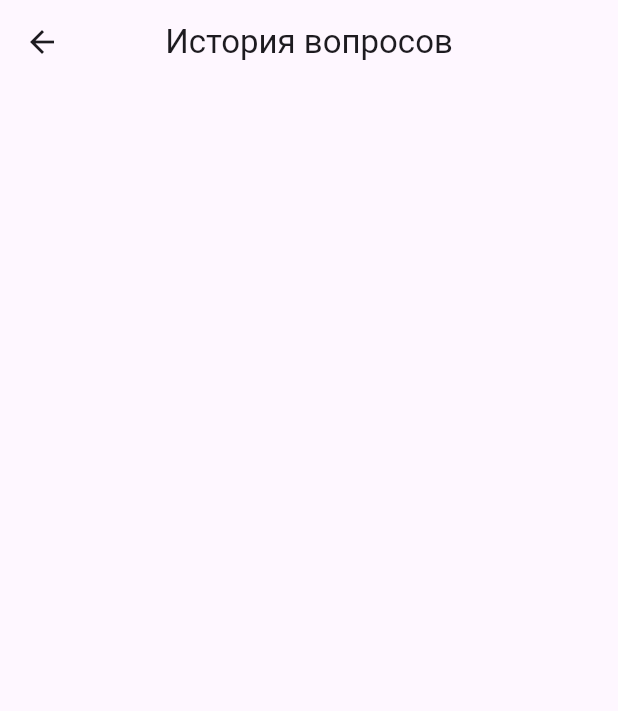
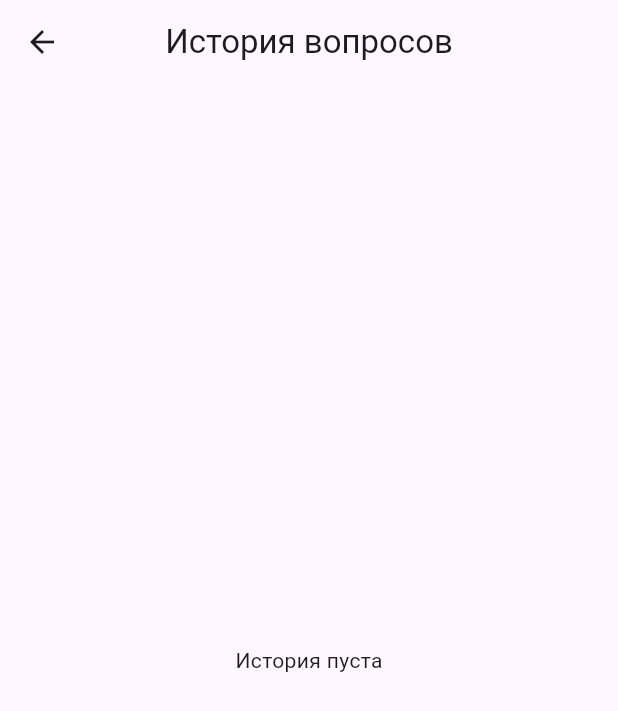
Before and after one commit to chashkovdaniil/truth_or_action_ai, a Flutter app: the screen it shows after launch, after a tap on the "history" icon, on a phone screen of 412 x 824 dp. Shown: the top 711 px of the screen. Run offline on Flutter 3.47's test engine with Material 3 defaults, Android fonts, the light colour scheme and no system bars; our stand-ins replace dio, freezed_annotation; missing offline and left inert: dart_jsonwebtoken.

Commit message:
formatted

```diff
--- a/lib/data/repository.dart
+++ b/lib/data/repository.dart
@@ -1,5 +1,5 @@
-import 'package:truth_or_action_ai/data/api.dart';
-import 'package:truth_or_action_ai/domain/domain.dart';
+import 'api.dart';
+import '../domain/domain.dart';
 
 final class Repository implements QuestionsRepository {
   final YandexGPTApi _yandexGPTApi;
--- a/lib/domain/api/questions_repository.dart
+++ b/lib/domain/api/questions_repository.dart
@@ -1,4 +1,4 @@
-import 'package:truth_or_action_ai/domain/model/model.dart';
+import '../model/model.dart';
 
 abstract interface class QuestionsRepository {
   Future<QuestionsHistory> getQuestionsHistory();
--- a/lib/domain/model/question.dart
+++ b/lib/domain/model/question.dart
@@ -1,5 +1,5 @@
 import 'package:freezed_annotation/freezed_annotation.dart';
-import 'package:truth_or_action_ai/domain/model/model.dart';
+import 'model.dart';
 
 part 'question.freezed.dart';
 part 'question.g.dart';
--- a/lib/domain/model/question_characteristics.dart
+++ b/lib/domain/model/question_characteristics.dart
@@ -8,7 +8,7 @@ part 'question_characteristics.g.dart';
 @freezed
 class QuestionCharacteristics with _$QuestionCharacteristics {
   static const _prompt =
-      "Игра \"правда или действие\". Придумай вопрос и в ответе укажи только его. Исключи из ответа название игры. Вопрос должен обладать такими характеристиками: ";
+      'Игра "правда или действие". Придумай вопрос и в ответе укажи только его. Исключи из ответа название игры. Вопрос должен обладать такими характеристиками: ';
 
   const QuestionCharacteristics._();
   const factory QuestionCharacteristics({
--- /dev/null
+++ b/lib/domain/notifier/question_value_notifier.dart
@@ -0,0 +1,6 @@
+import 'package:flutter/material.dart';
+import '../model/question.dart';
+
+class QuestionValueNotifier extends ValueNotifier<Question?> {
+  QuestionValueNotifier() : super(null);
+}
--- /dev/null
+++ b/lib/domain/notifier/value_notifier.dart
@@ -0,0 +1,2 @@
+export 'question_value_notifier.dart';
+export 'question_characteristics_value_notifier.dart';
--- a/lib/domain/use_case/get_question_use_case.dart
+++ b/lib/domain/use_case/get_question_use_case.dart
@@ -1,11 +1,22 @@
 import '../api/questions_repository.dart';
 import '../model/model.dart';
+import '../notifier/value_notifier.dart';
 
 class GetQuestionUseCase {
   final QuestionsRepository _questionsRepository;
+  final QuestionValueNotifier _questionValueNotifier;
+  final QuestionCharacteristicsValueNotifier
+      _questionCharacteristicsValueNotifier;
 
-  const GetQuestionUseCase({required QuestionsRepository questionsRepository})
-      : _questionsRepository = questionsRepository;
+  const GetQuestionUseCase({
+    required QuestionsRepository questionsRepository,
+    required QuestionValueNotifier questionValueNotifier,
+    required QuestionCharacteristicsValueNotifier
+        questionCharacteristicsValueNotifier,
+  })  : _questionsRepository = questionsRepository,
+        _questionValueNotifier = questionValueNotifier,
+        _questionCharacteristicsValueNotifier =
+            questionCharacteristicsValueNotifier;
 
   /// Отдает историю вопросов
   Future<QuestionsHistory> getQuestionsHistory() async {
@@ -19,10 +30,15 @@ class GetQuestionUseCase {
 
   /// Получить новый вопрос
   /// Можно указать характеристики, по которым будет собран вопрос
-  Future<Question> getQuestion({
-    QuestionCharacteristics? characteristics,
-  }) async {
-    return _questionsRepository.getQuestion(characteristics: characteristics);
+  Future<Question> getQuestion() async {
+    final characteristics = _questionCharacteristicsValueNotifier.value;
+    final question = await _questionsRepository.getQuestion(
+      characteristics: characteristics,
+    );
+
+    _questionValueNotifier.value = question;
+
+    return question;
   }
 
   Future<void> saveCharacteristics({
--- a/lib/main.dart
+++ b/lib/main.dart
@@ -1,46 +1,48 @@
 import 'package:flutter/material.dart';
-import 'package:truth_or_action_ai/data/api.dart';
-import 'package:truth_or_action_ai/data/repository.dart';
-import 'package:truth_or_action_ai/domain/domain.dart';
-import 'package:truth_or_action_ai/ui/history.dart';
+import 'data/api.dart';
+import 'data/repository.dart';
+import 'domain/domain.dart';
+import 'ui/ui.dart';
 
-import 'ui/settings.dart';
-
-enum PageState {
-  idle,
-  loading,
-}
+import 'domain/notifier/value_notifier.dart';
 
 void main() {
   final yandexGPTApi = YandexGPTApi();
   final repository = Repository(yandexGPTApi: yandexGPTApi);
+  final questionCharacteristicsValueNotifier =
+      QuestionCharacteristicsValueNotifier();
+  final questionValueNotifier = QuestionValueNotifier();
   final useCase = GetQuestionUseCase(
     questionsRepository: repository,
+    questionValueNotifier: questionValueNotifier,
+    questionCharacteristicsValueNotifier: questionCharacteristicsValueNotifier,
   );
-  final questionCharacteristicsValueNotifier =
-      QuestionCharacteristicsValueNotifier();
 
   runApp(MyApp(
     useCase: useCase,
     valueNotifier: questionCharacteristicsValueNotifier,
+    questionValueNotifier: questionValueNotifier,
   ));
 }
 
 class MyApp extends StatelessWidget {
   final GetQuestionUseCase useCase;
   final QuestionCharacteristicsValueNotifier valueNotifier;
+  final QuestionValueNotifier questionValueNotifier;
+
   const MyApp({
     super.key,
     required this.useCase,
     required this.valueNotifier,
+    required this.questionValueNotifier,
   });
 
-  // This widget is the root of your application.
   @override
   Widget build(BuildContext context) {
     return AppDi(
       getQuestionUseCase: useCase,
       questionCharacteristicsValueNotifier: valueNotifier,
+      questionValueNotifier: questionValueNotifier,
       child: MaterialApp(
         title: 'Узнай друга',
         theme: ThemeData(
@@ -55,42 +57,22 @@ class MyApp extends StatelessWidget {
   }
 }
 
-class MyHomePage extends StatefulWidget {
+class MyHomePage extends StatelessWidget {
   final String title;
   const MyHomePage({super.key, required this.title});
-
-  @override
-  State<MyHomePage> createState() => _MyHomePageState();
-}
-
-class _MyHomePageState extends State<MyHomePage> {
-  String _question = 'Нажми на кнопку';
-  PageState state = PageState.idle;
 
   @override
   Widget build(BuildContext context) {
     return Scaffold(
       appBar: AppBar(
-        title: Text(widget.title),
+        title: Text(title),
         centerTitle: true,
         actions: [
           IconButton(
             icon: const Icon(Icons.history),
-            onPressed: () async {
-              final history = await AppDi.of(context)
-                  ?.getQuestionUseCase
-                  .getQuestionsHistory();
-              if (history == null) {
-                return;
-              }
-              Navigator.of(context).push(
-                MaterialPageRoute(
-                  builder: (context) => HistoryPage(
-                    history: history,
+            onPressed: () => Navigator.of(context).push(
+              MaterialPageRoute(builder: (_) => const HistoryPage()),
             ),
-                ),
-              );
-            },
           ),
         ],
       ),
@@ -99,88 +81,30 @@ class _MyHomePageState extends State<MyHomePage> {
           mainAxisAlignment: MainAxisAlignment.center,
           crossAxisAlignment: CrossAxisAlignment.stretch,
           children: <Widget>[
-            Expanded(
+            CurrentQuestionBuilder(
+              builder: (BuildContext context, Question question) => Expanded(
                 child: Center(
                   child: Text(
-                  _question,
+                    question.text,
                     textAlign: TextAlign.center,
                     style: Theme.of(context).textTheme.headlineSmall,
                   ),
                 ),
               ),
-            Padding(
-              padding: const EdgeInsets.all(8.0),
-              child: ElevatedButton(
-                child: const Padding(
-                  padding: EdgeInsets.all(8.0),
-                  child: Text('Настройки'),
-                ),
-                onPressed: () {
-                  Navigator.of(context).push(
-                      MaterialPageRoute(builder: (_) => const SettingsPage()));
-                },
+              nullBuilder: (BuildContext context) => Expanded(
+                child: Center(
+                  child: Text(
+                    'Нажми на кнопку',
+                    textAlign: TextAlign.center,
+                    style: Theme.of(context).textTheme.headlineSmall,
                   ),
                 ),
-            Padding(
-              padding: const EdgeInsets.all(8.0),
-              child: FilledButton(
-                child: Padding(
-                  padding: const EdgeInsets.all(8.0),
-                  child: AnimatedSwitcher(
-                    duration: const Duration(milliseconds: 500),
-                    child: state == PageState.idle
-                        ? const _GetQuestionButtonText()
-                        : const LinearProgressIndicator(),
-                    transitionBuilder: (child, animation) {
-                      return AnimatedSize(
-                        key: const ValueKey('get_question'),
-                        duration: const Duration(milliseconds: 500),
-                        child: AnimatedSwitcher.defaultTransitionBuilder(
-                          child,
-                          animation,
-                        ),
-                      );
-                    },
               ),
             ),
-                onPressed: state == PageState.loading
-                    ? null
-                    : () {
-                        _getQuestion();
-                      },
-              ),
-            ),
+            const SettingsButton(),
+            const GetQuestionButton(),
           ],
         ),
-      ),
-    );
-  }
-
-  void _getQuestion() async {
-    state = PageState.loading;
-    setState(() {});
-
-    final characteristics =
-        AppDi.of(context)!.questionCharacteristicsValueNotifier.value;
-    final data = await AppDi.of(context)?.getQuestionUseCase.getQuestion(
-          characteristics: characteristics,
-        );
-    _question = data?.text ?? '';
-    state = PageState.idle;
-
-    setState(() {});
-  }
-}
-
-class _GetQuestionButtonText extends StatelessWidget {
-  const _GetQuestionButtonText({Key? key}) : super(key: key);
-
-  @override
-  Widget build(BuildContext context) {
-    return Text(
-      'Придумай вопрос!',
-      style: Theme.of(context).textTheme.bodyLarge?.copyWith(
-            color: Theme.of(context).scaffoldBackgroundColor,
       ),
     );
   }
@@ -190,12 +114,14 @@ class AppDi extends InheritedWidget {
   final GetQuestionUseCase getQuestionUseCase;
   final QuestionCharacteristicsValueNotifier
       questionCharacteristicsValueNotifier;
+  final QuestionValueNotifier questionValueNotifier;
 
   const AppDi({
     super.key,
     required super.child,
     required this.getQuestionUseCase,
     required this.questionCharacteristicsValueNotifier,
+    required this.questionValueNotifier,
   });
 
   @override
@@ -204,12 +130,6 @@ class AppDi extends InheritedWidget {
       questionCharacteristicsValueNotifier !=
           oldWidget.questionCharacteristicsValueNotifier;
 
-  static AppDi? of(BuildContext context) =>
-      context.dependOnInheritedWidgetOfExactType<AppDi>();
+  static AppDi of(BuildContext context) =>
+      context.dependOnInheritedWidgetOfExactType<AppDi>()!;
 }
-
-class QuestionCharacteristicsValueNotifier
-    extends ValueNotifier<QuestionCharacteristics> {
-  QuestionCharacteristicsValueNotifier()
-      : super(QuestionCharacteristics.defaultValue);
-}
--- /dev/null
+++ b/lib/ui/current_question_builder.dart
@@ -0,0 +1,28 @@
+import 'package:flutter/material.dart';
+import '../domain/model/question.dart';
+import '../main.dart';
+
+class CurrentQuestionBuilder extends StatelessWidget {
+  final Widget Function(BuildContext context, Question question) builder;
+  final Widget Function(BuildContext context) nullBuilder;
+
+  const CurrentQuestionBuilder({
+    required this.builder,
+    required this.nullBuilder,
+    Key? key,
+  }) : super(key: key);
+
+  @override
+  Widget build(BuildContext context) {
+    return ValueListenableBuilder(
+      valueListenable: AppDi.of(context).questionValueNotifier,
+      builder: (BuildContext context, value, Widget? child) {
+        if (value == null) {
+          return nullBuilder(context);
+        }
+
+        return builder(context, value);
+      },
+    );
+  }
+}
--- a/lib/ui/history.dart
+++ b/lib/ui/history.dart
@@ -1,19 +1,30 @@
 import 'package:flutter/material.dart';
-import 'package:flutter/widgets.dart';
-import 'package:truth_or_action_ai/domain/model/model.dart';
+import '../domain/model/model.dart';
+
+import '../main.dart';
 
 class HistoryPage extends StatelessWidget {
-  final QuestionsHistory history;
-  const HistoryPage({Key? key, required this.history}) : super(key: key);
+  const HistoryPage({Key? key}) : super(key: key);
 
   @override
   Widget build(BuildContext context) {
     return Scaffold(
       appBar: AppBar(
-        title: Text('История вопросов'),
+        title: const Text('История вопросов'),
         centerTitle: true,
       ),
-      body: ListView(
+      body: QuestionsHistoryBuilder(
+        loadingBuilder: (context) => const Center(
+          child: CircularProgressIndicator(),
+        ),
+        builder: (context, history) {
+          if (history.questions.isEmpty) {
+            return const Center(
+              child: Text('История пуста'),
+            );
+          }
+
+          return ListView(
             children: [
               for (final question in history.questions)
                 Card(
@@ -35,7 +46,33 @@ class HistoryPage extends StatelessWidget {
                   ),
                 )
             ],
+          );
+        },
       ),
     );
   }
 }
+
+class QuestionsHistoryBuilder extends StatelessWidget {
+  final Widget Function(BuildContext context) loadingBuilder;
+  final Widget Function(BuildContext context, QuestionsHistory history) builder;
+  const QuestionsHistoryBuilder({
+    required this.loadingBuilder,
+    required this.builder,
+    Key? key,
+  }) : super(key: key);
+
+  @override
+  Widget build(BuildContext context) {
+    return FutureBuilder(
+      future: AppDi.of(context).getQuestionUseCase.getQuestionsHistory(),
+      builder: (context, snapshot) {
+        if (!snapshot.hasData) {
+          return loadingBuilder(context);
+        }
+
+        return builder(context, snapshot.requireData);
+      },
+    );
+  }
+}
--- /dev/null
+++ b/lib/ui/settings_button.dart
@@ -0,0 +1,24 @@
+import 'package:flutter/material.dart';
+
+import 'settings.dart';
+
+class SettingsButton extends StatelessWidget {
+  const SettingsButton({Key? key}) : super(key: key);
+
+  @override
+  Widget build(BuildContext context) {
+    return Padding(
+      padding: const EdgeInsets.all(8.0),
+      child: ElevatedButton(
+        child: const Padding(
+          padding: EdgeInsets.all(8.0),
+          child: Text('Настройки'),
+        ),
+        onPressed: () {
+          Navigator.of(context)
+              .push(MaterialPageRoute(builder: (_) => const SettingsPage()));
+        },
+      ),
+    );
+  }
+}
--- a/pubspec.yaml
+++ b/pubspec.yaml
@@ -23,6 +23,7 @@ dev_dependencies:
   flutter_test:
     sdk: flutter
   flutter_lints: ^2.0.0
+  lints: ^2.1.1
 flutter:
 
   uses-material-design: true
```
Also changed, not shown: analysis_options.yaml (+10 -3 lines), lib/data/api.dart (+29 -12 lines), lib/data/jwt.dart (+12 -8 lines), lib/domain/notifier/question_characteristics_value_notifier.dart (added, +9 -0 lines), lib/ui/get_question_button.dart (added, +100 -0 lines), lib/ui/settings.dart (+58 -47 lines), lib/ui/ui.dart (added, +7 -0 lines), pubspec.lock, 1 other file. Lines whose indentation alone changed are shown as unchanged.
